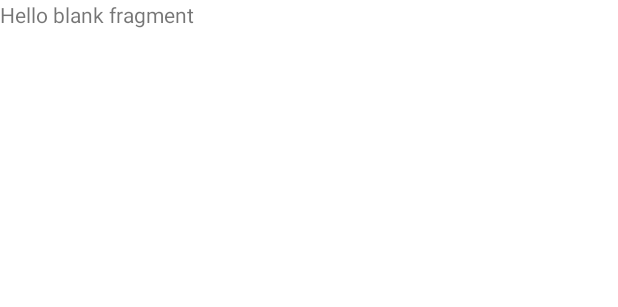
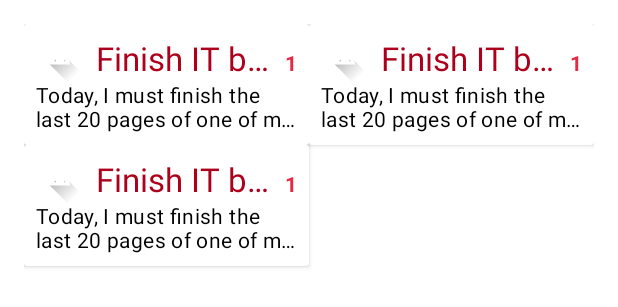
Before and after one commit to Codebrewers3/gift-a-look, an Android app: the layout fragment_browse.xml on its own in the app's theme, with its tools: preview values and no code run, on a phone screen of 412 x 824 dp. Shown: the top 307 px of the screen. Run offline under Robolectric (Android 15) with nearby library versions, the phone set to English and light mode, and no system bars.

```diff
--- a/app/src/main/res/layout/fragment_browse.xml
+++ b/app/src/main/res/layout/fragment_browse.xml
@@ -1,14 +1,16 @@
 <?xml version="1.0" encoding="utf-8"?>
-<FrameLayout xmlns:android="http://schemas.android.com/apk/res/android"
+<androidx.coordinatorlayout.widget.CoordinatorLayout xmlns:android="http://schemas.android.com/apk/res/android"
     xmlns:tools="http://schemas.android.com/tools"
     android:layout_width="match_parent"
     android:layout_height="match_parent"
     tools:context=".Fragments.BrowseFragment">
 
-    <!-- TODO: Update blank fragment layout -->
-    <TextView
+    <GridView
+        android:layout_margin="16dp"
+        android:id="@+id/recycler_view"
         android:layout_width="match_parent"
         android:layout_height="match_parent"
-        android:text="@string/hello_blank_fragment" />
+        android:numColumns="2"
+        tools:listitem="@layout/product_grid_item" />
 
-</FrameLayout>
+</androidx.coordinatorlayout.widget.CoordinatorLayout>
--- /dev/null
+++ b/app/src/main/res/layout/product_grid_item.xml
@@ -0,0 +1,62 @@
+<?xml version="1.0" encoding="utf-8"?>
+<androidx.cardview.widget.CardView xmlns:android="http://schemas.android.com/apk/res/android"
+    android:layout_width="match_parent"
+    android:layout_height="wrap_content"
+    android:layout_marginStart="8dp"
+    android:layout_marginTop="8dp"
+    android:layout_marginEnd="8dp">
+
+    <RelativeLayout
+        android:layout_width="wrap_content"
+        android:layout_height="wrap_content"
+        android:padding="8dp">
+
+        <ImageView
+            android:id="@+id/image_view"
+            android:layout_width="32dp"
+            android:layout_height="32dp"
+            android:layout_alignParentStart="true"
+            android:src="@drawable/ic_launcher_foreground" />
+
+        <TextView
+            android:id="@+id/phone_number_text_view"
+            android:layout_width="wrap_content"
+            android:layout_height="wrap_content"
+            android:layout_alignParentTop="true"
+            android:layout_marginLeft="8dp"
+            android:layout_toStartOf="@id/message_status_text_view"
+            android:layout_toEndOf="@id/image_view"
+            android:ellipsize="end"
+            android:maxLines="1"
+            android:text="Finish IT by Stephen King"
+            android:textAppearance="@style/TextAppearance.AppCompat.Large"
+            android:textColor="@color/colorPrimaryDark" />
+
+        <TextView
+            android:id="@+id/message_status_text_view"
+            android:layout_width="wrap_content"
+            android:layout_height="wrap_content"
+            android:layout_alignParentTop="@id/message_content_text_view"
+            android:layout_alignParentEnd="true"
+            android:layout_marginTop="8dp"
+            android:paddingLeft="8dp"
+            android:text="1"
+            android:textAppearance="@style/TextAppearance.MaterialComponents.Body2"
+            android:textColor="@color/colorPrimary"
+            android:textStyle="bold" />
+
+        <TextView
+            android:id="@+id/message_content_text_view"
+            android:layout_width="match_parent"
+            android:layout_height="wrap_content"
+            android:layout_below="@+id/phone_number_text_view"
+            android:layout_alignParentStart="true"
+            android:ellipsize="end"
+            android:maxLines="2"
+            android:text="Today, I must finish the last 20 pages of one of my favourite novels."
+            android:textAppearance="@style/TextAppearance.MaterialComponents.Body2"
+            android:textColor="@android:color/black" />
+
+    </RelativeLayout>
+
+</androidx.cardview.widget.CardView>
--- a/app/src/main/res/menu/menu_bottom_nav.xml
+++ b/app/src/main/res/menu/menu_bottom_nav.xml
@@ -1,7 +1,7 @@
 <?xml version="1.0" encoding="utf-8"?>
 <menu xmlns:android="http://schemas.android.com/apk/res/android">
     <item
-        android:id="@+id/dashBoardFragment"
+        android:id="@+id/dashboardFragment"
         android:icon="@drawable/ic_home_36"
         android:title="Home" />
     <item
```
Also changed, not shown: app/src/main/java/com/example/giftalook/Fragments/DashboardFragment.java (+12 -36 lines), app/src/main/java/com/example/giftalook/MainActivity.java (+42 -1 lines), app/src/main/res/layout/activity_main.xml (+17 -1 lines), app/src/main/res/layout/fragment_dashboard.xml (+28 -41 lines).
